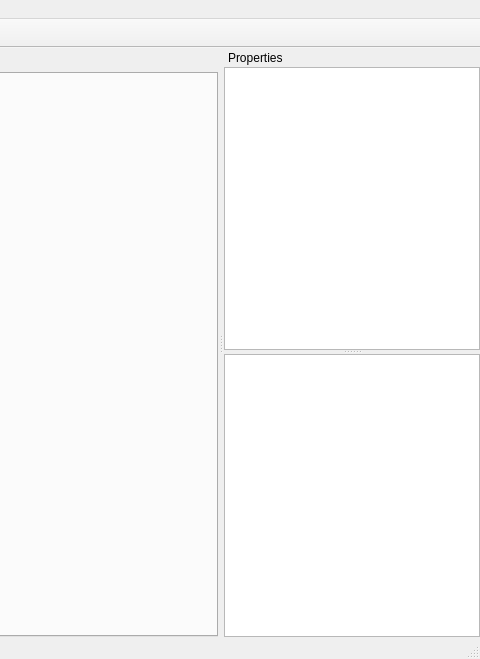
This is GenericHID/generichid/generichid.ui in ftkalcevic/GenericHID as Qt 5 draws it before an edit; both pictures show x 502 to 982 and y 0 to 659 of the 982 by 659 pixel window. The edited form follows.
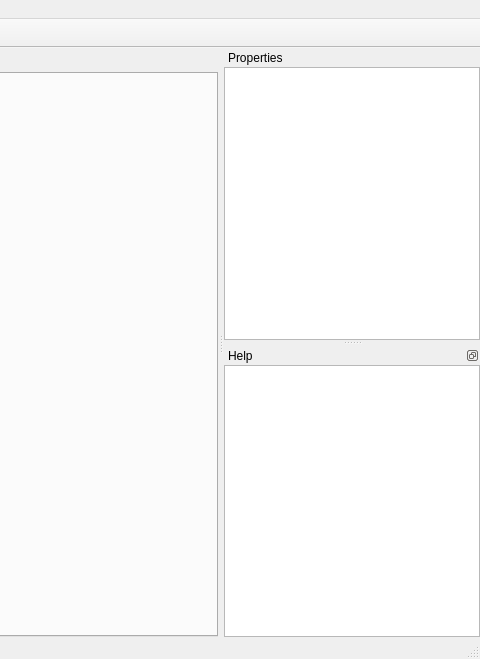
This is the edited form. Icons and pictures are not drawn. Custom widgets are drawn as their Qt base class.

What changed in the file:
```diff
--- a/GenericHID/generichid/generichid.ui
+++ b/GenericHID/generichid/generichid.ui
@@ -160,23 +160,7 @@
       <number>0</number>
      </property>
      <item>
-      <widget class="QSplitter" name="splitter">
-       <property name="orientation">
-        <enum>Qt::Vertical</enum>
-       </property>
-       <widget class="ShapePropertyBrowser" name="listView"/>
-       <widget class="QTextEdit" name="txtPropertyHelp">
-        <property name="undoRedoEnabled">
-         <bool>false</bool>
-        </property>
-        <property name="readOnly">
-         <bool>true</bool>
-        </property>
-        <property name="textInteractionFlags">
-         <set>Qt::LinksAccessibleByKeyboard|Qt::LinksAccessibleByMouse|Qt::TextBrowserInteraction|Qt::TextSelectableByKeyboard|Qt::TextSelectableByMouse</set>
-        </property>
-       </widget>
-      </widget>
+      <widget class="ShapePropertyBrowser" name="listView"/>
      </item>
     </layout>
    </widget>
@@ -195,6 +179,30 @@
    <addaction name="actionOpen"/>
    <addaction name="actionSave"/>
   </widget>
+  <widget class="QDockWidget" name="dockHelp">
+   <property name="features">
+    <set>QDockWidget::DockWidgetFloatable|QDockWidget::DockWidgetMovable</set>
+   </property>
+   <property name="windowTitle">
+    <string>Help</string>
+   </property>
+   <attribute name="dockWidgetArea">
+    <number>2</number>
+   </attribute>
+   <widget class="QWidget" name="dockWidgetContents_2">
+    <layout class="QHBoxLayout" name="horizontalLayout_4">
+     <property name="spacing">
+      <number>0</number>
+     </property>
+     <property name="margin">
+      <number>0</number>
+     </property>
+     <item>
+      <widget class="QTextBrowser" name="textBrowser"/>
+     </item>
+    </layout>
+   </widget>
+  </widget>
   <action name="actionOpen">
    <property name="icon">
     <iconset resource="generichid.qrc">
```
Left out of the diff: 2 changed lines with no effect on the pictures.
